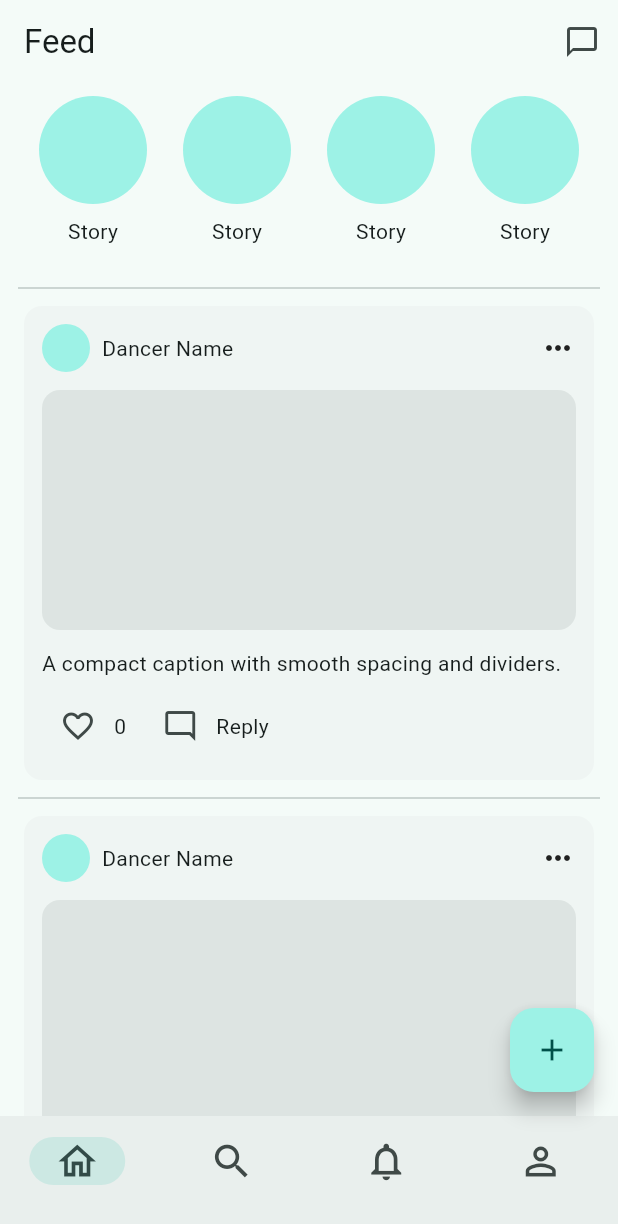
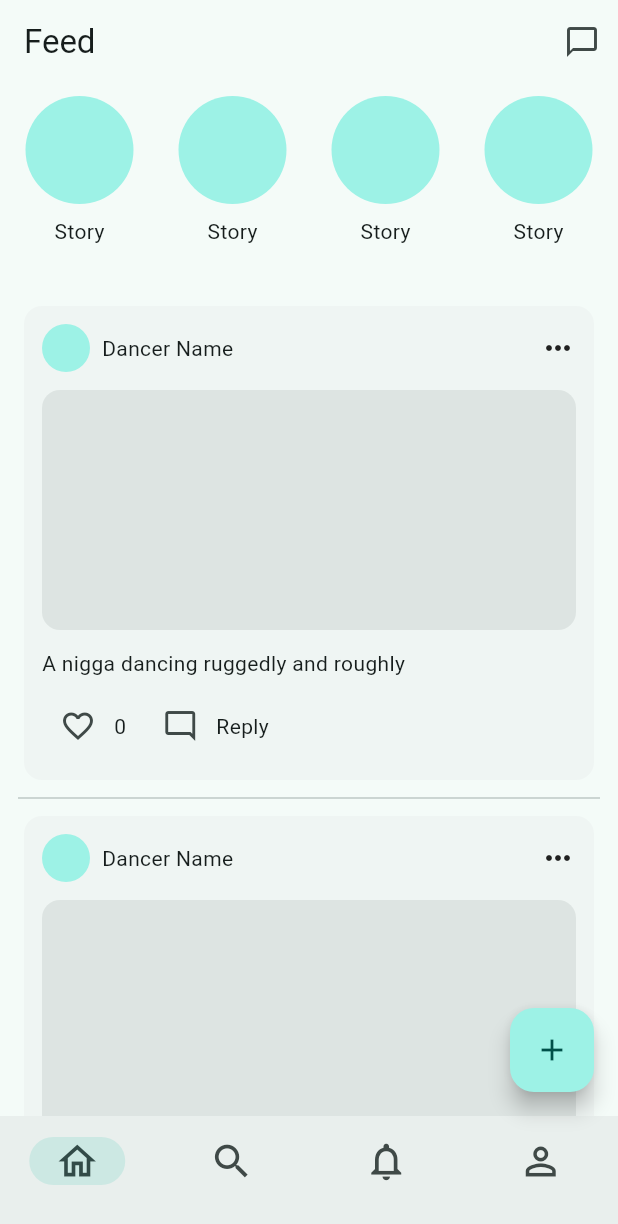
Before and after one commit to JzTheBvckster/my_block, a Flutter app: the screen it shows once a user with an empty profile is signed in, on a phone screen of 412 x 824 dp. Shown: the top 1224 px of the screen. Run offline on Flutter 3.47's test engine with Material 3 defaults, Android fonts, the phone set to English and light mode, and no system bars; our stand-ins replace cloud_firestore, firebase_auth, firebase_core; accounts and stored records are empty.

Commit message:
Refactor FeedPage layout to improve structure and styling; update story row and post card presentation

```diff
--- a/lib/features/feed/presentation/feed_page.dart
+++ b/lib/features/feed/presentation/feed_page.dart
@@ -10,6 +10,10 @@ class FeedPage extends StatelessWidget {
   Widget build(BuildContext context) {
     return Scaffold(
       appBar: AppBar(
+        backgroundColor: Theme.of(context).colorScheme.surface,
+        surfaceTintColor: Colors.transparent,
+        scrolledUnderElevation: 0,
+        elevation: 0,
         title: const Text('Feed'),
         actions: [
           IconButton(
@@ -22,16 +26,24 @@ class FeedPage extends StatelessWidget {
           ),
         ],
       ),
-      body: ListView.separated(
+      body: Column(
+        children: [
+          Container(
+            color: Theme.of(context).colorScheme.surface,
+            padding: const EdgeInsets.symmetric(vertical: 8),
+            child: const _StoriesRow(),
+          ),
+          Expanded(
+            child: ListView.separated(
               padding: const EdgeInsets.symmetric(vertical: 8, horizontal: 12),
               itemCount: 10,
               separatorBuilder: (context, index) => const Divider(),
               itemBuilder: (context, index) {
-          if (index == 0) {
-            return const _StoriesRow();
-          }
                 return const _PostCard();
               },
+            ),
+          ),
+        ],
       ),
       bottomNavigationBar: NavigationBar(
         destinations: const [
@@ -189,7 +201,7 @@ class _PostCardState extends State<_PostCard> {
               ),
             ),
             Gap.md,
-            const Text('A compact caption with smooth spacing and dividers.'),
+            const Text('A nigga dancing ruggedly and roughly'),
             Gap.sm,
             Row(
               children: [
```
Lines whose indentation alone changed are shown as unchanged.
